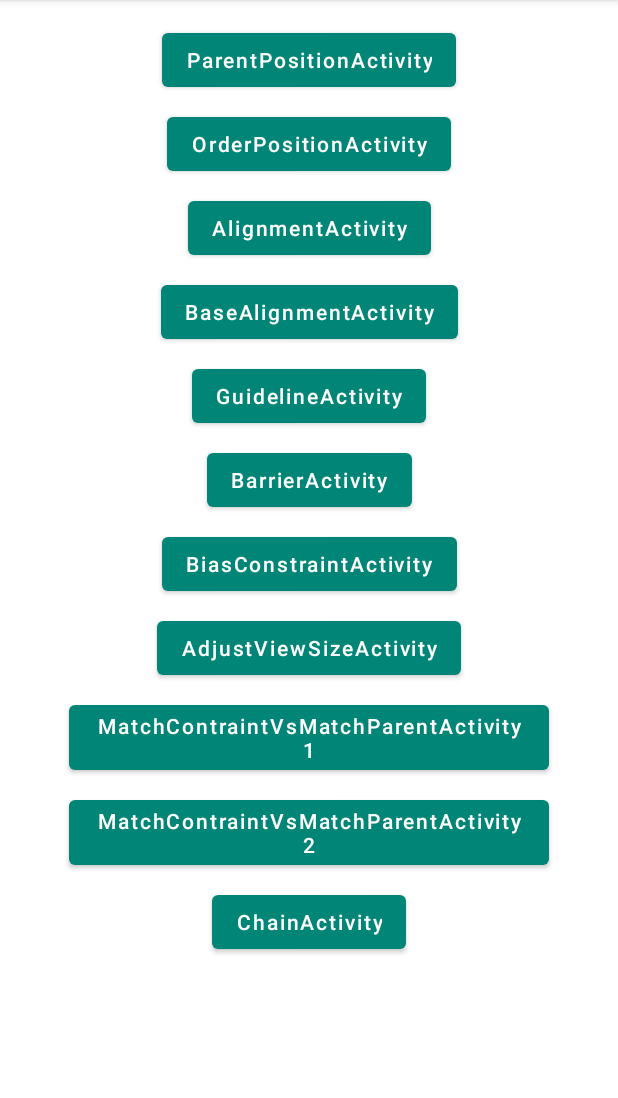
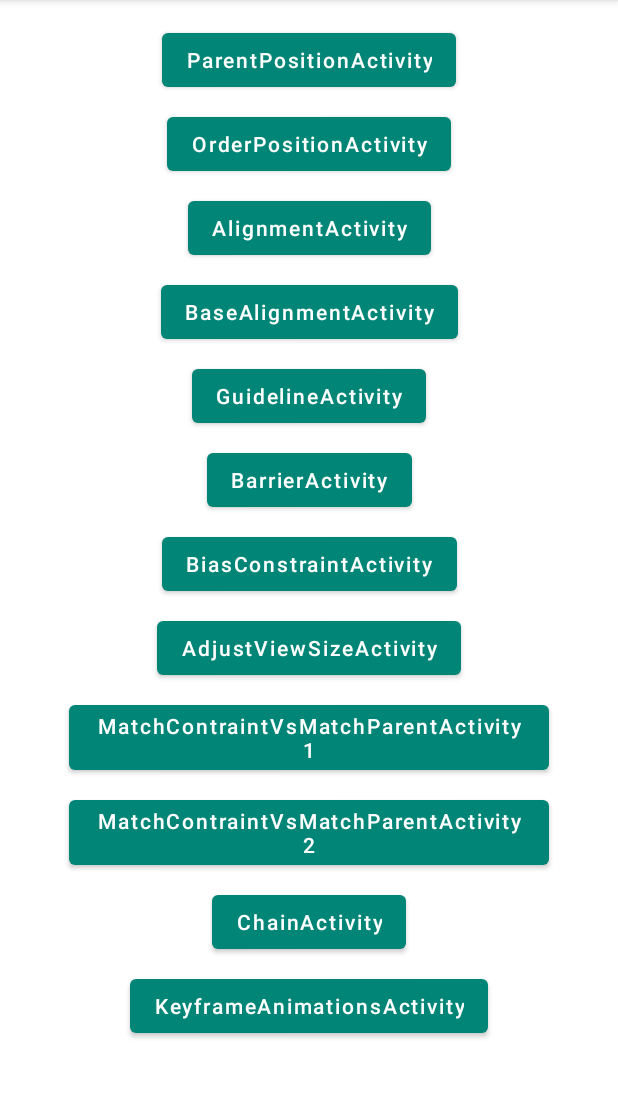
Before and after one commit to jhwsx/ConstraintLayoutExamples, an Android app: the screen it shows after launch (MainActivity), on a phone screen of 412 x 824 dp, the part 84-1182 px from its top. Run offline under Robolectric (Android 15) with nearby library versions, the light colour scheme and no system bars.

Commit message:
keyframe

```diff
--- a/app/src/main/AndroidManifest.xml
+++ b/app/src/main/AndroidManifest.xml
@@ -11,7 +11,8 @@
         android:supportsRtl="true"
         android:theme="@style/AppTheme"
         tools:ignore="GoogleAppIndexingWarning">
-        <activity android:name=".KeyframeAnimationsActivity">
+        <activity android:name=".KeyframeAnimationsActivity"
+            android:label="@string/keyframe_animations_activity">
         </activity>
         <activity
             android:name=".ChainActivity"
--- a/app/src/main/java/com/wzc/constraintlayoutexamples/MainActivity.kt
+++ b/app/src/main/java/com/wzc/constraintlayoutexamples/MainActivity.kt
@@ -21,6 +21,7 @@ class MainActivity : AppCompatActivity() {
         button_matchconstraint_vs_matchparent_1.setOnClickListener{startActivity(Intent(this@MainActivity, MatchContraintVsMatchParentActivity1::class.java))}
         button_matchconstraint_vs_matchparent_2.setOnClickListener{startActivity(Intent(this@MainActivity, MatchContraintVsMatchParentActivity2::class.java))}
         button_chain.setOnClickListener{startActivity(Intent(this@MainActivity, ChainActivity::class.java))}
+        button_keyframe_animations.setOnClickListener{startActivity(Intent(this@MainActivity, KeyframeAnimationsActivity::class.java))}
     }
 
 
--- a/app/src/main/res/layout/activity_main.xml
+++ b/app/src/main/res/layout/activity_main.xml
@@ -158,5 +158,19 @@
             app:layout_constraintEnd_toEndOf="parent"
             app:layout_constraintStart_toStartOf="parent"
             app:layout_constraintTop_toBottomOf="@+id/button_matchconstraint_vs_matchparent_2"/>
+
+        <Button
+            android:id="@+id/button_keyframe_animations"
+            style="@style/Widget.MaterialComponents.Button"
+            android:layout_width="wrap_content"
+            android:layout_height="wrap_content"
+            android:layout_marginStart="8dp"
+            android:layout_marginTop="8dp"
+            android:layout_marginEnd="8dp"
+            android:text="@string/keyframe_animations_activity"
+            android:textAllCaps="false"
+            app:layout_constraintEnd_toEndOf="parent"
+            app:layout_constraintStart_toStartOf="parent"
+            app:layout_constraintTop_toBottomOf="@+id/button_chain"/>
     </androidx.constraintlayout.widget.ConstraintLayout>
 </androidx.core.widget.NestedScrollView>
--- a/app/src/main/res/values/strings.xml
+++ b/app/src/main/res/values/strings.xml
@@ -11,4 +11,5 @@
     <string name="matchcontraint_vs_matchparent_activity_1">MatchContraintVsMatchParentActivity1</string>
     <string name="matchcontraint_vs_matchparent_activity_2">MatchContraintVsMatchParentActivity2</string>
     <string name="chain_activity">ChainActivity</string>
+    <string name="keyframe_animations_activity">KeyframeAnimationsActivity</string>
 </resources>
```
Also changed, not shown: app/src/main/java/com/wzc/constraintlayoutexamples/KeyframeAnimationsActivity.kt (+37 -1 lines), app/src/main/res/layout/activity_keyframe_animations_1.xml (renamed from app/src/main/res/layout/activity_keyframe_animations.xml, +9 -1 lines), app/src/main/res/layout/activity_keyframe_animations_2.xml (added, +18 -0 lines).
